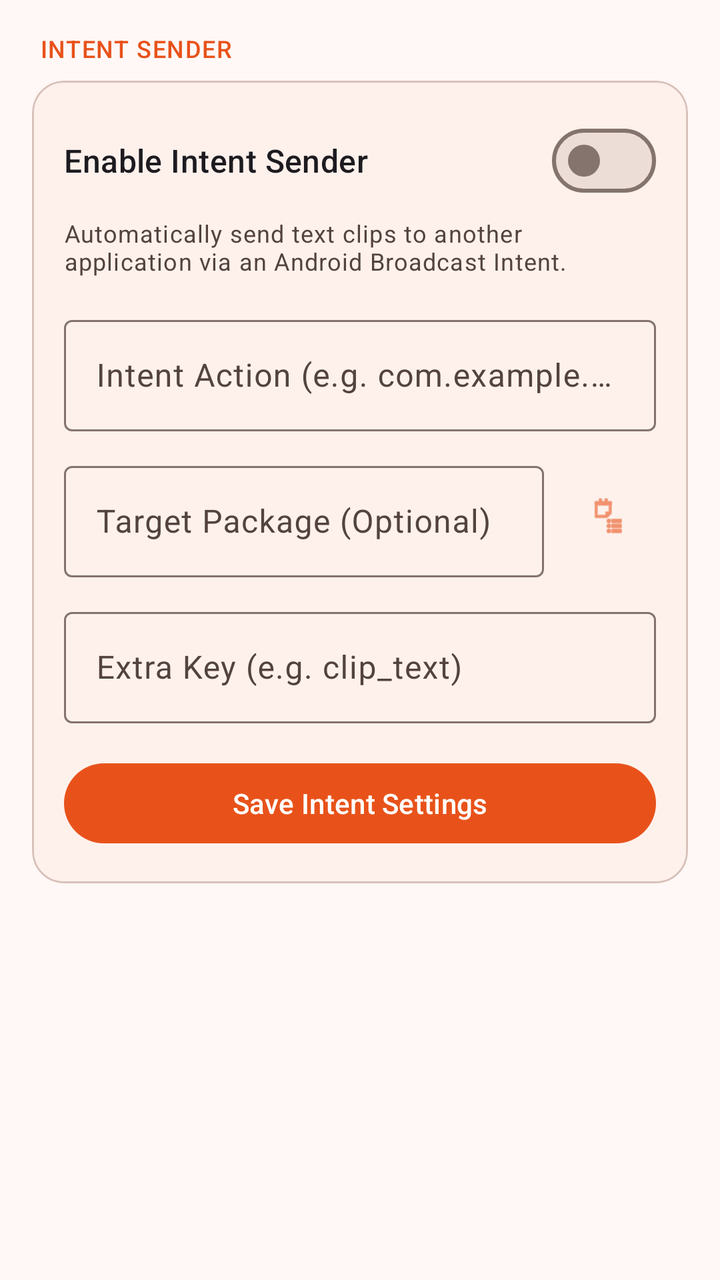
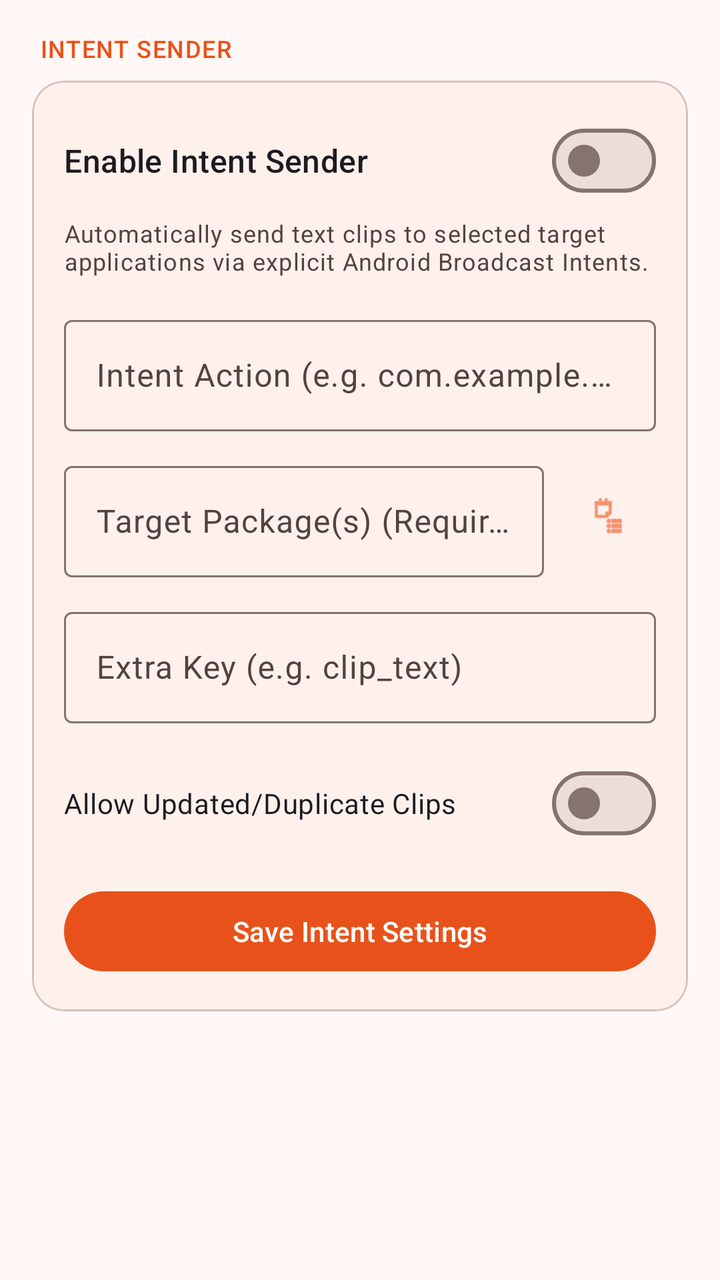

Compare the two renders of this Android layout. The source of the first and the diff that turns it into the second are given below.
<!-- AndroidManifest.xml: application theme Theme.ClipboardManager -->
<!-- res/layout/layout_advanced_intent.xml -->
<?xml version="1.0" encoding="utf-8"?>
<androidx.core.widget.NestedScrollView
    xmlns:android="http://schemas.android.com/apk/res/android"
    xmlns:app="http://schemas.android.com/apk/res-auto"
    android:layout_width="match_parent"
    android:layout_height="match_parent">

    <LinearLayout
        android:layout_width="match_parent"
        android:layout_height="wrap_content"
        android:orientation="vertical"
        android:padding="16dp">

        <TextView
            android:layout_width="match_parent"
            android:layout_height="wrap_content"
            android:layout_marginStart="4dp"
            android:layout_marginBottom="8dp"
            android:text="INTENT SENDER"
            android:textAppearance="@style/TextAppearance.Material3.LabelMedium"
            android:textColor="@color/md_theme_primary" />

        <com.google.android.material.card.MaterialCardView
            android:layout_width="match_parent"
            android:layout_height="wrap_content"
            android:layout_marginBottom="16dp"
            app:cardCornerRadius="16dp"
            app:cardElevation="0dp"
            app:strokeWidth="1dp"
            app:strokeColor="@color/md_theme_outlineVariant"
            app:cardBackgroundColor="@color/md_theme_surfaceContainerLow">

            <LinearLayout
                android:layout_width="match_parent"
                android:layout_height="wrap_content"
                android:orientation="vertical"
                android:padding="16dp">

                <com.google.android.material.materialswitch.MaterialSwitch
                    android:id="@+id/switchIntentSender"
                    android:layout_width="match_parent"
                    android:layout_height="wrap_content"
                    android:text="Enable Intent Sender"
                    android:textAppearance="?attr/textAppearanceTitleMedium" />

                <TextView
                    android:layout_width="match_parent"
                    android:layout_height="wrap_content"
                    android:layout_marginTop="4dp"
                    android:layout_marginBottom="16dp"
                    android:text="Automatically send text clips to another application via an Android Broadcast Intent."
                    android:textAppearance="@style/TextAppearance.Material3.BodySmall"
                    android:textColor="@color/md_theme_onSurfaceVariant" />

                <LinearLayout
                    android:id="@+id/layoutIntentSettingsFields"
                    android:layout_width="match_parent"
                    android:layout_height="wrap_content"
                    android:orientation="vertical">

                    <com.google.android.material.textfield.TextInputLayout
                        style="@style/Widget.Material3.TextInputLayout.OutlinedBox"
                        android:layout_width="match_parent"
                        android:layout_height="wrap_content"
                        android:layout_marginBottom="12dp"
                        android:hint="Intent Action (e.g. com.example.ACTION_CLIPBOARD)">

                        <com.google.android.material.textfield.TextInputEditText
                            android:id="@+id/etIntentAction"
                            android:layout_width="match_parent"
                            android:layout_height="wrap_content"
                            android:inputType="text" />
                    </com.google.android.material.textfield.TextInputLayout>

                    <LinearLayout
                        android:layout_width="match_parent"
                        android:layout_height="wrap_content"
                        android:orientation="horizontal"
                        android:layout_marginBottom="12dp"
                        android:gravity="center_vertical">

                        <com.google.android.material.textfield.TextInputLayout
                            style="@style/Widget.Material3.TextInputLayout.OutlinedBox"
                            android:layout_width="0dp"
                            android:layout_height="wrap_content"
                            android:layout_weight="1"
                            android:hint="Target Package (Optional)">

                            <com.google.android.material.textfield.TextInputEditText
                                android:id="@+id/etIntentPackage"
                                android:layout_width="match_parent"
                                android:layout_height="wrap_content"
                                android:inputType="text" />
                        </com.google.android.material.textfield.TextInputLayout>

                        <com.google.android.material.button.MaterialButton
                            android:id="@+id/btnSelectTargetApp"
                            style="@style/Widget.Material3.Button.IconButton"
                            android:layout_width="wrap_content"
                            android:layout_height="wrap_content"
                            android:layout_marginStart="8dp"
                            app:icon="@android:drawable/ic_menu_agenda" />
                    </LinearLayout>

                    <com.google.android.material.textfield.TextInputLayout
                        style="@style/Widget.Material3.TextInputLayout.OutlinedBox"
                        android:layout_width="match_parent"
                        android:layout_height="wrap_content"
                        android:layout_marginBottom="16dp"
                        android:hint="Extra Key (e.g. clip_text)">

                        <com.google.android.material.textfield.TextInputEditText
                            android:id="@+id/etIntentExtraKey"
                            android:layout_width="match_parent"
                            android:layout_height="wrap_content"
                            android:inputType="text" />
                    </com.google.android.material.textfield.TextInputLayout>

                    <com.google.android.material.button.MaterialButton
                        android:id="@+id/btnSaveIntentSettings"
                        android:layout_width="match_parent"
                        android:layout_height="wrap_content"
                        android:text="Save Intent Settings" />
                </LinearLayout>

            </LinearLayout>
        </com.google.android.material.card.MaterialCardView>
    </LinearLayout>
</androidx.core.widget.NestedScrollView>
<!-- resources referenced by this layout -->
<resources>
  <color name="md_theme_onSurfaceVariant">#53433E</color>
  <color name="md_theme_outlineVariant">#D8C2BB</color>
  <color name="md_theme_primary">#E8521A</color>
  <color name="md_theme_surfaceContainerLow">#FEF1EC</color>
  <style name="Theme.ClipboardManager" parent="Base.Theme.ClipboardManager" />
  <color name="md_theme_onPrimary">#FFFFFF</color>
  <color name="md_theme_primaryContainer">#FFDBCB</color>
  <color name="md_theme_onPrimaryContainer">#3B0900</color>
  <color name="md_theme_secondary">#775949</color>
  <color name="md_theme_onSecondary">#FFFFFF</color>
  <color name="md_theme_secondaryContainer">#FFDBCB</color>
  <color name="md_theme_onSecondaryContainer">#2B160B</color>
  <color name="md_theme_tertiary">#656032</color>
  <color name="md_theme_onTertiary">#FFFFFF</color>
  <color name="md_theme_tertiaryContainer">#EBE4AA</color>
  <color name="md_theme_onTertiaryContainer">#1F1C00</color>
  <color name="md_theme_error">#B00000</color>
  <color name="md_theme_onError">#FFFFFF</color>
  <color name="md_theme_errorContainer">#FFDAD6</color>
  <color name="md_theme_onErrorContainer">#410002</color>
  <color name="md_theme_background">#FFF8F6</color>
  <color name="md_theme_onBackground">#231A17</color>
  <color name="md_theme_surface">#FFF8F6</color>
  <color name="md_theme_onSurface">#231A17</color>
  <color name="md_theme_surfaceVariant">#F5DED5</color>
  <color name="md_theme_surfaceContainerLowest">#FFFFFF</color>
  <color name="md_theme_surfaceContainer">#F8EBE6</color>
  <color name="md_theme_surfaceContainerHigh">#F2E4DE</color>
  <color name="md_theme_surfaceContainerHighest">#ECDDD7</color>
  <color name="md_theme_outline">#85736D</color>
  <color name="md_theme_inverseSurface">#382E2B</color>
  <color name="md_theme_inverseOnSurface">#FFEEE9</color>
  <color name="md_theme_inversePrimary">#FFB599</color>
  <color name="md_theme_scrim">#000000</color>
  <!-- unchanged entries left out for length: 1 -->
</resources>

<!-- the commit's change to res/layout/layout_advanced_intent.xml (unified diff, before → after) -->
@@ -48,7 +48,7 @@
                     android:layout_height="wrap_content"
                     android:layout_marginTop="4dp"
                     android:layout_marginBottom="16dp"
-                    android:text="Automatically send text clips to another application via an Android Broadcast Intent."
+                    android:text="Automatically send text clips to selected target applications via explicit Android Broadcast Intents."
                     android:textAppearance="@style/TextAppearance.Material3.BodySmall"
                     android:textColor="@color/md_theme_onSurfaceVariant" />
 
@@ -84,7 +84,7 @@
                             android:layout_width="0dp"
                             android:layout_height="wrap_content"
                             android:layout_weight="1"
-                            android:hint="Target Package (Optional)">
+                            android:hint="Target Package(s) (Required)">
 
                             <com.google.android.material.textfield.TextInputEditText
                                 android:id="@+id/etIntentPackage"
@@ -115,6 +115,13 @@
                             android:layout_height="wrap_content"
                             android:inputType="text" />
                     </com.google.android.material.textfield.TextInputLayout>
+                    <com.google.android.material.materialswitch.MaterialSwitch
+                        android:id="@+id/switchIntentOnUpdate"
+                        android:layout_width="match_parent"
+                        android:layout_height="wrap_content"
+                        android:layout_marginBottom="16dp"
+                        android:text="Allow Updated/Duplicate Clips"
+                        android:textAppearance="?attr/textAppearanceBodyMedium" />
 
                     <com.google.android.material.button.MaterialButton
                         android:id="@+id/btnSaveIntentSettings"
